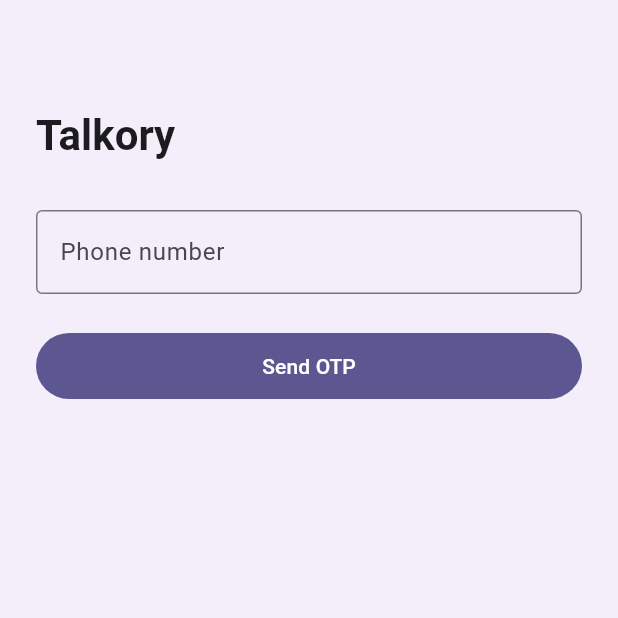
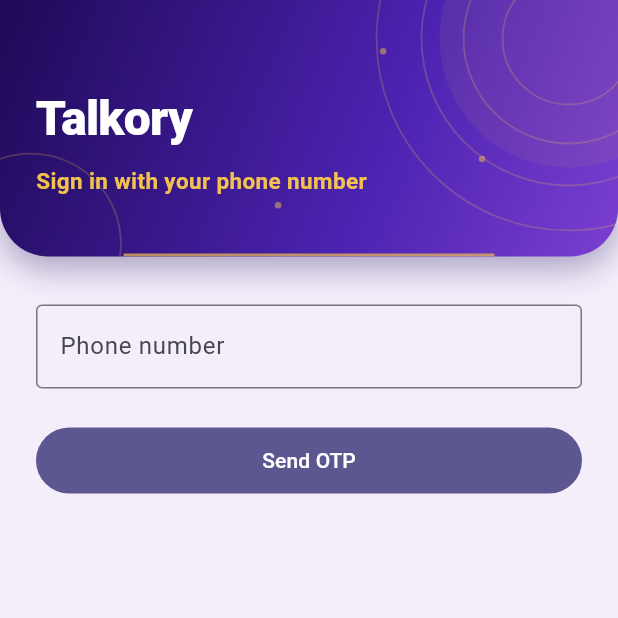
Before and after one commit to muruganpoilan-lgtm/talkory-app, a Flutter app: the screen it shows after launch, on a phone screen of 412 x 824 dp, the top half of it. Run offline on Flutter 3.47's test engine with Material 3 defaults, Android fonts, the light colour scheme and no system bars; our stand-ins replace audioplayers, firebase_core, firebase_messaging, image_picker, permission_handler, shared_preferences; missing offline and left inert: agora_rtc_engine, flutter_callkit_incoming, razorpay_flutter, record; accounts and stored records are empty.

Commit message:
Royal login and wallet screens

```diff
--- a/packages/talkory_core/lib/src/login_screen.dart
+++ b/packages/talkory_core/lib/src/login_screen.dart
@@ -1,7 +1,9 @@
 import 'package:flutter/gestures.dart';
 import 'package:flutter/material.dart';
+import 'package:flutter/services.dart';
 import 'api.dart';
 import 'legal.dart';
+import 'theme.dart';
 
 /// Phone + OTP login shared by both apps. [role] is 'user' or 'partner'.
 class LoginScreen extends StatefulWidget {
@@ -62,14 +64,25 @@
 
   @override
   Widget build(BuildContext context) {
+    final top = MediaQuery.of(context).padding.top;
     return Scaffold(
-      body: SafeArea(
+      body: AnnotatedRegion<SystemUiOverlayStyle>(
+        value: SystemUiOverlayStyle.light,
         child: ListView(
-          padding: const EdgeInsets.all(24),
+          padding: EdgeInsets.zero,
           children: [
-            const SizedBox(height: 48),
-            Text(widget.title, style: Theme.of(context).textTheme.headlineMedium?.copyWith(fontWeight: FontWeight.bold)),
-            const SizedBox(height: 32),
+            RoyalBox(
+              padding: EdgeInsets.fromLTRB(24, top + 56, 24, 40),
+              child: Column(crossAxisAlignment: CrossAxisAlignment.start, children: [
+                Text(widget.title, style: const TextStyle(color: Colors.white, fontSize: 32, fontWeight: FontWeight.w800, letterSpacing: -0.5)),
+                const SizedBox(height: 8),
+                const Text('Sign in with your phone number', style: TextStyle(color: kGold, fontSize: 15, fontWeight: FontWeight.w600)),
+              ]),
+            ),
+            Padding(
+              padding: const EdgeInsets.all(24),
+              child: Column(crossAxisAlignment: CrossAxisAlignment.stretch, children: [
+            const SizedBox(height: 8),
             TextField(
               controller: _phone,
               enabled: !_otpSent,
@@ -121,6 +134,8 @@
                   ? const SizedBox(height: 20, width: 20, child: CircularProgressIndicator(strokeWidth: 2))
                   : Text(_otpSent ? 'Verify & continue' : 'Send OTP'),
             ),
+              ]),
+            ),
           ],
         ),
       ),
```
Also changed, not shown: apps/talkory_user/lib/wallet_screen.dart (+52 -25 lines).
